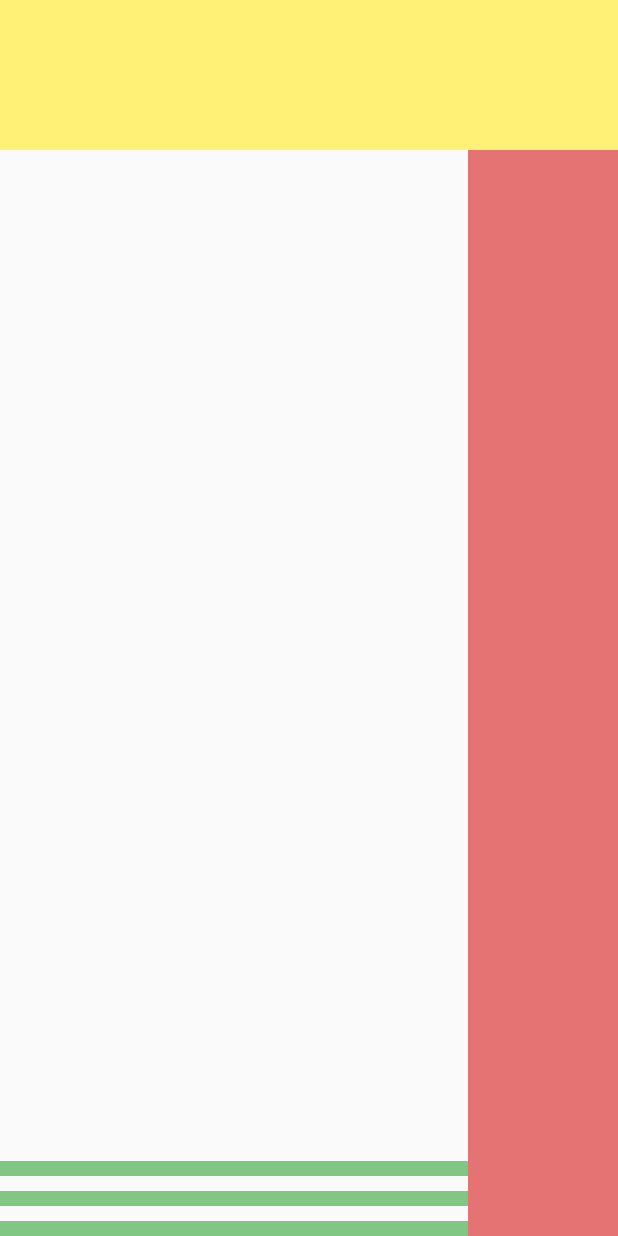
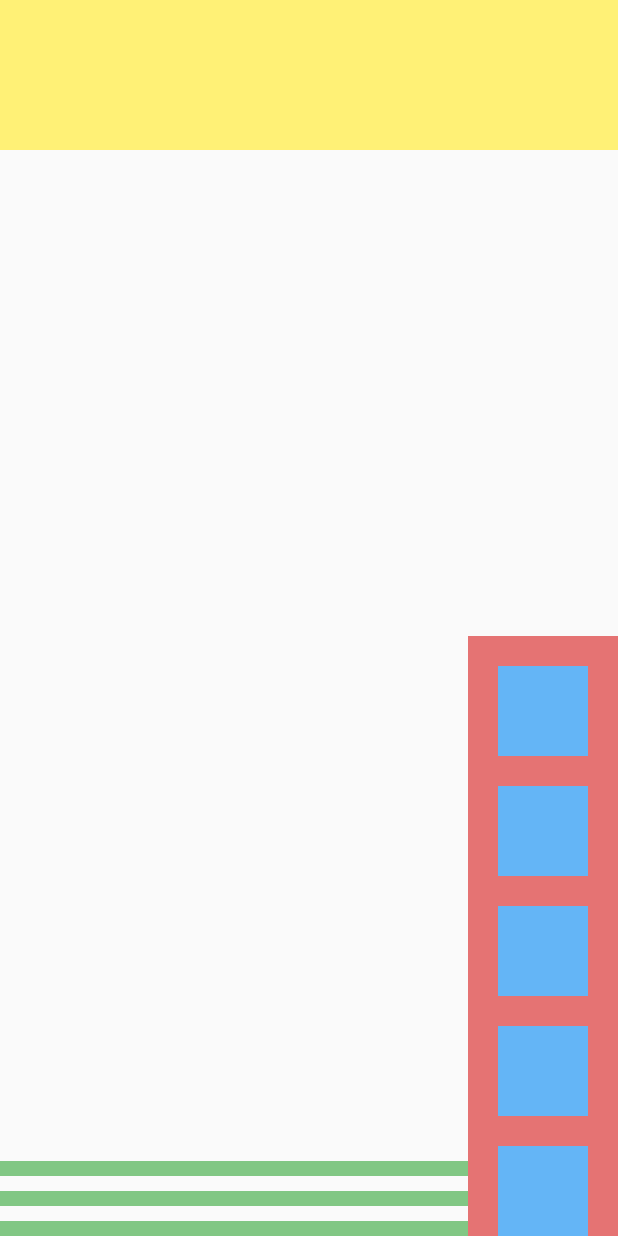
Before and after one commit to impactpractise/peach, a Flutter app: the NewExplore screen opened directly, on a phone screen of 412 x 824 dp. Run offline on Flutter 3.47's test engine with Material 2 defaults, Android fonts, the phone set to English and light mode, and no system bars; our stand-ins replace cached_network_image, cloud_firestore, firebase_storage, flutter_svg, geolocator, google_sign_in and 2 more; missing offline and left inert: animator; accounts and stored records are empty.

Commit message:
feat/ui: add actionsToolBar

```diff
--- a/lib/screens/new_explore.dart
+++ b/lib/screens/new_explore.dart
@@ -27,7 +27,21 @@ class _NewExploreState extends State<NewExplore> {
             margin: EdgeInsets.only(top: 10))
       ]));
 
-  Widget get actionsToolbar => Container(width: 100, color: Colors.red[300]);
+  Widget get actionsToolbar => Container(
+        width: 100,
+        color: Colors.red[300],
+        child: Column(
+          mainAxisSize: MainAxisSize.min,
+          children: List<Widget>.generate(
+              5,
+              (_) => Container(
+                    width: 60,
+                    height: 60,
+                    color: Colors.blue[300],
+                    margin: EdgeInsets.only(top: 20),
+                  )),
+        ),
+      );
 
   Widget get middleSection => Expanded(
         child: Row(
```
